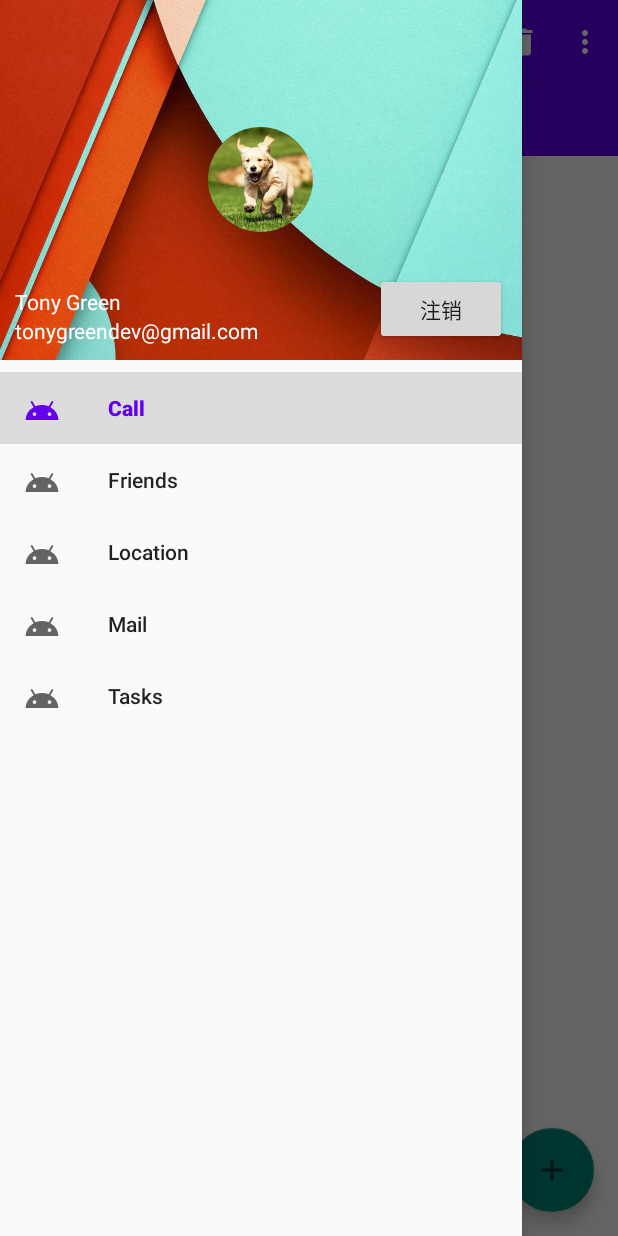
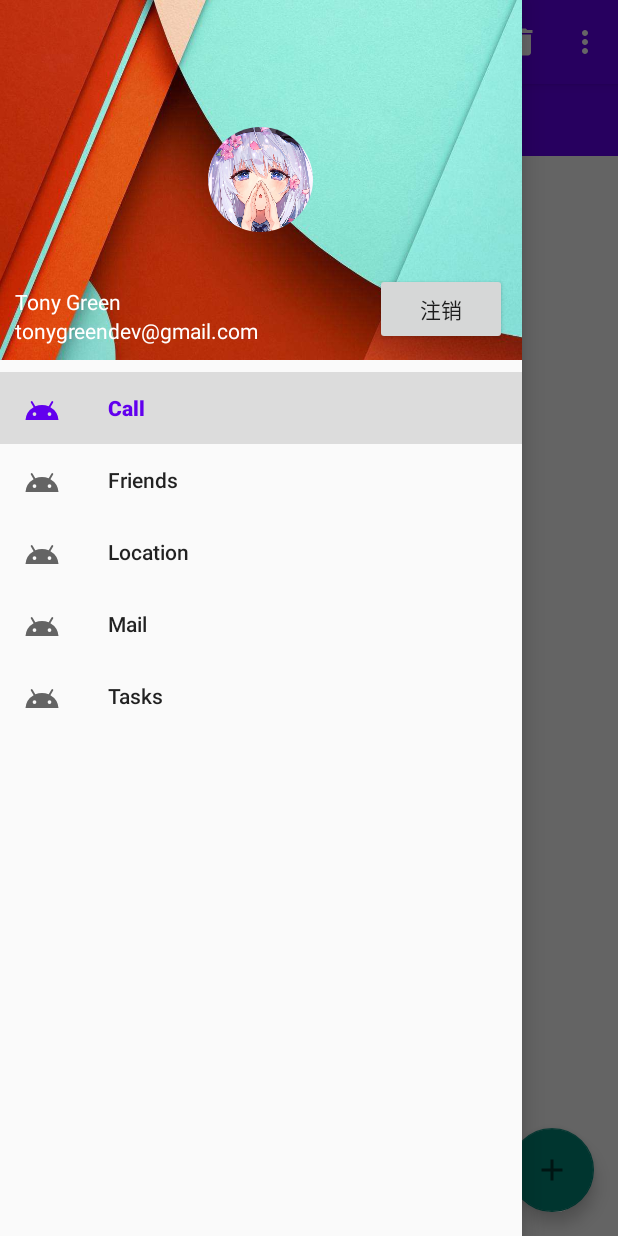
Before and after one commit to sanae42/MyMeeting, an Android app: the screen it shows after launch (MainActivity), with the side drawer open, on a phone screen of 412 x 824 dp. Run offline under Robolectric (Android 15) with nearby library versions, the phone set to English and light mode, and no system bars; our stand-ins replace CircleImageView; libraries missing offline, so code that uses them is left out: cn.bmob.v3, org.litepal, org.litepal.crud, org.litepal.exceptions, org.litepal.tablemanager; 7 statements that could not run were skipped.

Commit message:
更新了应用图标 （为什么apk包有点大，是因为图片素材多的原因吗

```diff
--- a/app/src/main/AndroidManifest.xml
+++ b/app/src/main/AndroidManifest.xml
@@ -12,7 +12,7 @@
     <application
         android:name="org.litepal.LitePalApplication"
         android:allowBackup="true"
-        android:icon="@mipmap/ic_launcher"
+        android:icon="@mipmap/logo"
         android:label="@string/app_name"
         android:roundIcon="@mipmap/ic_launcher_round"
         android:supportsRtl="true"
--- a/app/src/main/java/com/example/mymeeting/EditMeetingActivity.java
+++ b/app/src/main/java/com/example/mymeeting/EditMeetingActivity.java
@@ -172,9 +172,11 @@ public class EditMeetingActivity extends AppCompatActivity {
 
         meeting.setOriginator(BmobUser.getCurrentUser(_User.class));
 
-        _User user = BmobUser.getCurrentUser(_User.class);
+        //新建会议state为“normal”
+        meeting.setState("normal");
+
         BmobRelation relation = new BmobRelation();
-        relation.add(user);
+        relation.add(BmobUser.getCurrentUser(_User.class));
         meeting.setParticipant(relation);
 
         //展示进度条
--- a/app/src/main/java/com/example/mymeeting/MainActivity.java
+++ b/app/src/main/java/com/example/mymeeting/MainActivity.java
@@ -285,7 +285,7 @@ public class MainActivity extends AppCompatActivity {
                                 m.setStateNumber(0);
                                 m.setIntroduction(meeting.getIntroduction());
                                 m.setComtent(meeting.getComtent());
-                                m.setImageId(R.drawable.pear); //
+                                m.setImageId(R.drawable.flower); //
                                 m.setOrganizer(meeting.getOrganizer());
 
 
--- a/app/src/main/res/layout/nav_header.xml
+++ b/app/src/main/res/layout/nav_header.xml
@@ -14,7 +14,7 @@
             android:layout_width="70dp"
             android:layout_height="70dp"
             android:layout_centerInParent="true"
-            android:src="@drawable/nav_icon" />
+            android:src="@drawable/konpaku" />
 
         <TextView
             android:id="@+id/username"
```
Also changed, not shown: app/src/main/res/drawable/banana.jpg (deleted), app/src/main/res/drawable/flower.jpg (added), app/src/main/res/drawable/konpaku.jpg (added), app/src/main/res/mipmap-hdpi/logo.png (added).
